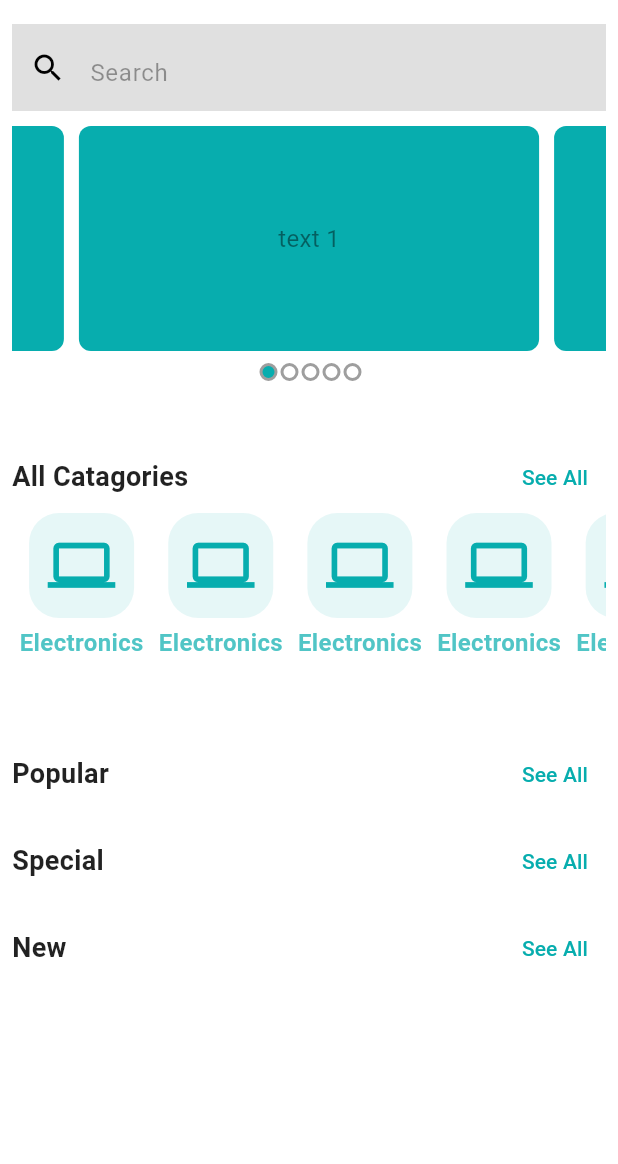
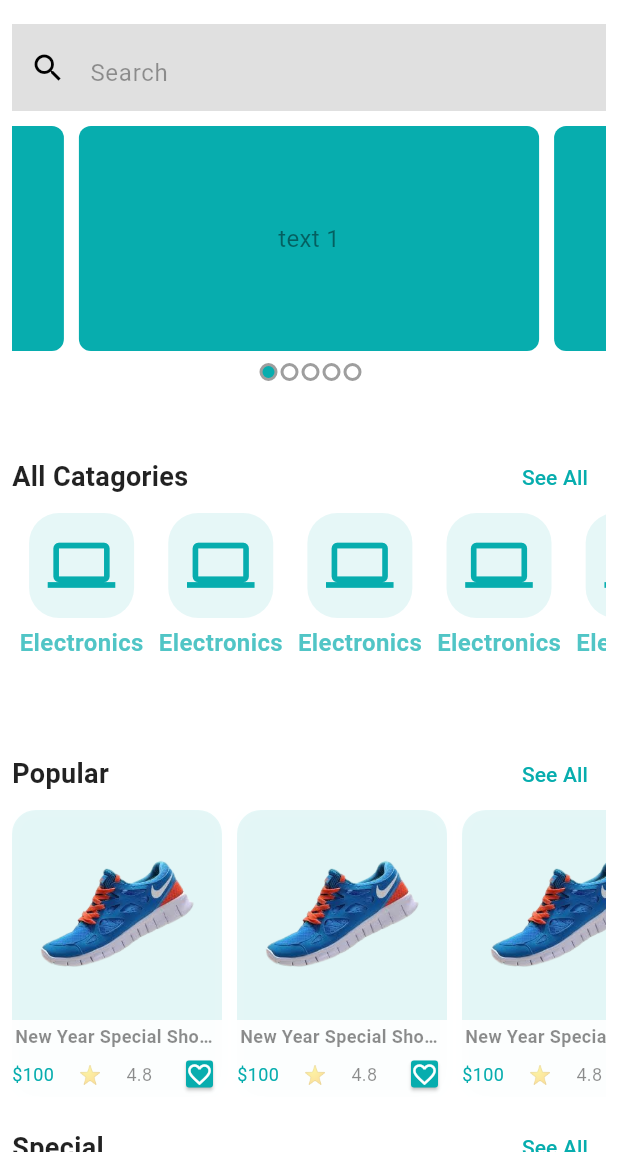
Before and after one commit to takiul-sumon/Ecommerce-App, a Flutter app: the HomeScreen screen opened directly, on a phone screen of 412 x 824 dp, the part 72-1236 px from its top. Run offline on Flutter 3.47's test engine with Material 3 defaults, Android fonts, the phone set to English and light mode, and no system bars; drawn by our look-alikes of carousel_slider; our stand-ins replace email_validator, firebase_core, firebase_crashlytics, flutter_svg, get; accounts and stored records are empty.

Commit message:
Product Details Done

```diff
--- a/lib/app/app.dart
+++ b/lib/app/app.dart
@@ -3,7 +3,6 @@ import 'package:ecommerce_app/app/app_theme.dart';
 import 'package:ecommerce_app/app/controller_binder.dart';
 import 'package:ecommerce_app/features/auth/ui/screens/splash_screen.dart';
 import 'package:flutter/material.dart';
-import 'package:get/get_navigation/src/nav2/get_router_delegate.dart';
 import 'package:get/get_navigation/src/root/get_material_app.dart';
 
 class CraftyBay extends StatefulWidget {
--- a/lib/app/app_routers.dart
+++ b/lib/app/app_routers.dart
@@ -1,7 +1,7 @@
-import 'package:ecommerce_app/features/auth/ui/screens/home_screen.dart';
+import 'package:ecommerce_app/features/Product/ui/screans/prodcut_list_screens.dart';
 import 'package:ecommerce_app/features/auth/ui/screens/login_screen.dart';
 import 'package:ecommerce_app/features/auth/ui/screens/main_buttom_nav_screen.dart';
-import 'package:ecommerce_app/features/auth/ui/screens/product_catagory_screen.dart';
+import 'package:ecommerce_app/features/auth/ui/screens/sign_up_screen.dart';
 import 'package:ecommerce_app/features/auth/ui/screens/splash_screen.dart';
 import 'package:flutter/material.dart';
 
@@ -12,18 +12,15 @@ class AppRouters {
       screenWidget = SplashScreen();
     } else if (settings.name == LoginScreen.name) {
       screenWidget = LoginScreen();
+    } else if (settings.name == SignUpScreen.name) {
+      screenWidget = SignUpScreen();
+    } else if (settings.name == MainButtomNavScreen.name) {
+      screenWidget = MainButtomNavScreen();
+    } else if (settings.name == ProductListScreen.name) {
+      final String catagory = settings.arguments as String;
+      screenWidget = ProductListScreen(catagory: catagory);
     }
-    // else if (settings.name == HomeScreen.name) {
-    //   screenWidget = HomeScreen();
-    // } else if (settings.name == ProductCatagoryScreen.name) {
-    //   screenWidget = ProductCatagoryScreen();
-    // }
-    else if (settings.name == MainButtomNavScreen.name) {
-      screenWidget = MainButtomNavScreen();
-    }
-    // else if (settings.name == ProductCatagoryScreen.name) {
-    //   screenWidget = ProductCatagoryScreen();
-    // }
+
     return MaterialPageRoute(
       builder: (context) {
         return screenWidget;
--- /dev/null
+++ b/lib/app/assets_paths.dart
@@ -0,0 +1,11 @@
+class AssetPath {
+  static const String appLogo = 'assets/images/logo.svg';
+  static const String navBarLogo = 'assets/images/logo_nav.svg';
+  static const String dummyNikeImage = 'assets/images/nike_shoes.png';
+  static const String dummyNikeImage2 = 'assets/images/nike-shoes3.png';
+  static const String dummyNikeImage3 = 'assets/images/nike-shoes3.png';
+  static const String dummyNikeImage4 =
+      'assets/images/images-removebg-preview.png';
+        static const String dummyNikeImage5 =
+      'assets/images/images-removebg-preview.png';
+}
--- /dev/null
+++ b/lib/features/Product/ui/screans/prodcut_list_screens.dart
@@ -0,0 +1,27 @@
+import 'package:flutter/material.dart';
+
+class ProductListScreen extends StatefulWidget {
+  const ProductListScreen({super.key, required this.catagory});
+  final String catagory;
+  static final String name = 'Product-list-screen';
+
+  @override
+  State<ProductListScreen> createState() => _ProductListScreenState();
+}
+
+class _ProductListScreenState extends State<ProductListScreen> {
+  @override
+  Widget build(BuildContext context) {
+    return Scaffold(
+      appBar: AppBar(title: Text(widget.catagory)),
+      body: GridView.builder(
+        gridDelegate: SliverGridDelegateWithFixedCrossAxisCount(
+          crossAxisCount: 3,
+        ),
+        itemBuilder: (context, index) {
+          return Text('data');
+        },
+      ),
+    );
+  }
+}
--- a/lib/features/auth/ui/screens/home_screen.dart
+++ /dev/null
@@ -1,165 +0,0 @@
-import 'package:ecommerce_app/app/app_color.dart';
-import 'package:ecommerce_app/features/auth/ui/controller/main_bottom_nav_controller.dart';
-import 'package:ecommerce_app/features/auth/ui/widgets/Circular_App_Button.dart';
-import 'package:ecommerce_app/features/auth/ui/widgets/Carousel_Slider.dart';
-import 'package:flutter/material.dart';
-import 'package:flutter_svg/svg.dart';
-import 'package:get/instance_manager.dart';
-
-class HomeScreen extends StatefulWidget {
-  const HomeScreen({super.key});
-  static final String name = '/home-screen';
-
-  @override
-  State<HomeScreen> createState() => _HomeScreenState();
-}
-
-class _HomeScreenState extends State<HomeScreen> {
-  TextEditingController searchProductTEController = TextEditingController();
-  @override
-  Widget build(BuildContext context) {
-    return Scaffold(
-      appBar: AppBar(
-        title: SvgPicture.asset('assets/images/logo_nav.svg'),
-        actions: [
-          CircularAppBarButton(icon: Icon(Icons.person), ontap: () {}),
-          CircularAppBarButton(icon: Icon(Icons.call), ontap: () {}),
-          CircularAppBarButton(icon: Icon(Icons.notifications), ontap: () {}),
-        ],
-      ),
-      body: Padding(
-        padding: const EdgeInsets.all(8.0),
-        child: Column(
-          children: [
-            TextField(
-              textInputAction: TextInputAction.search,
-              onSubmitted: (value) {},
-              controller: searchProductTEController,
-              decoration: InputDecoration(
-                fillColor: Colors.black12,
-                prefixIcon: Icon(Icons.search),
-                hintText: 'Search',
-                filled: true,
-                border: InputBorder.none,
-                disabledBorder: InputBorder.none,
-                enabledBorder: InputBorder.none,
-              ),
-            ),
-            SizedBox(height: 10),
-            CarouselSliderWidget(),
-            SizedBox(height: 10),
-            CatagoriesSeeAll(
-              title: 'All Catagories',
-              onSeeAll: () {
-                Get.find<MainBottomNavScreenController>().moveToCategory();
-              },
-              buttonText: 'See All',
-            ),
-            SizedBox(
-              height: 140,
-              child: ListView.builder(
-                itemCount: 5,
-                scrollDirection: Axis.horizontal,
-                itemBuilder: (context, index) {
-                  return Padding(
-                    padding: const EdgeInsets.symmetric(horizontal: 5),
-                    child: CatagoryWiseProduct(
-                      icon: Icons.computer,
-                      prodcutTitle: 'Electronics',
-                    ),
-                  );
-                },
-              ),
-            ),
-            SizedBox(height: 10),
-            CatagoriesSeeAll(
-              title: 'Popular',
-              onSeeAll: () {},
-              buttonText: 'See All',
-            ),
-            SizedBox(height: 10),
-            CatagoriesSeeAll(
-              title: 'Special',
-              onSeeAll: () {},
-              buttonText: 'See All',
-            ),
-            SizedBox(height: 10),
-            CatagoriesSeeAll(
-              title: 'New',
-              onSeeAll: () {},
-              buttonText: 'See All',
-            ),
-          ],
-        ),
-      ),
-    );
-  }
-}
-
-class CatagoryWiseProduct extends StatelessWidget {
-  const CatagoryWiseProduct({
-    super.key,
-    required this.icon,
-    required this.prodcutTitle,
-  });
-  final IconData icon;
-  final String prodcutTitle;
-  @override
-  Widget build(BuildContext context) {
-    return Column(
-      children: [
-        Container(
-          height: 70,
-          width: 70,
-          decoration: BoxDecoration(
-            color: AppColor.themeColor.withValues(alpha: .1),
-            borderRadius: BorderRadius.circular(20),
-          ),
-          child: Icon(icon, size: 45, color: AppColor.themeColor),
-        ),
-        SizedBox(height: 5),
-        Text(
-          prodcutTitle,
-          style: TextStyle(
-            fontSize: 16,
-            fontWeight: FontWeight.bold,
-            color: AppColor.themeColor.withValues(alpha: .7),
-          ),
-        ),
-      ],
-    );
-  }
-}
-
-class CatagoriesSeeAll extends StatelessWidget {
-  const CatagoriesSeeAll({
-    super.key,
-    required this.title,
-    required this.onSeeAll,
-    required this.buttonText,
-  });
-  final String title;
-  final VoidCallback onSeeAll;
-  final String buttonText;
-  @override
-  Widget build(BuildContext context) {
-    return Row(
-      mainAxisAlignment: MainAxisAlignment.spaceBetween,
-      children: [
-        Text(
-          title,
-          style: TextStyle(
-            fontSize: 18,
-            fontWeight: FontWeight.bold,
-            color: Colors.black87,
-          ),
-        ),
-        TextButton(
-          onPressed: onSeeAll,
-          style: ButtonStyle(),
-          child: Text(buttonText),
-        ),
-      ],
-    );
-  }
-}
--- a/lib/features/auth/ui/screens/main_buttom_nav_screen.dart
+++ b/lib/features/auth/ui/screens/main_buttom_nav_screen.dart
@@ -1,5 +1,5 @@
 import 'package:ecommerce_app/features/auth/ui/controller/main_bottom_nav_controller.dart';
-import 'package:ecommerce_app/features/auth/ui/screens/home_screen.dart';
+import 'package:ecommerce_app/features/home/ui/screans/home_screen.dart';
 import 'package:ecommerce_app/features/auth/ui/screens/product_catagory_screen.dart';
 import 'package:flutter/material.dart';
 import 'package:get/get_state_manager/get_state_manager.dart';
--- a/lib/features/auth/ui/screens/product_catagory_screen.dart
+++ b/lib/features/auth/ui/screens/product_catagory_screen.dart
@@ -1,11 +1,10 @@
 import 'package:ecommerce_app/features/auth/ui/controller/main_bottom_nav_controller.dart';
-import 'package:ecommerce_app/features/auth/ui/screens/home_screen.dart';
+import 'package:ecommerce_app/features/home/ui/screans/home_screen.dart';
 import 'package:flutter/material.dart';
 import 'package:get/instance_manager.dart';
 
 class ProductCatagoryScreen extends StatefulWidget {
   const ProductCatagoryScreen({super.key});
-  static final String name = '/ProductCatagory';
 
   @override
   State<ProductCatagoryScreen> createState() => _ProductCatagoryScreenState();
@@ -14,7 +13,12 @@ class ProductCatagoryScreen extends StatefulWidget {
 class _ProductCatagoryScreenState extends State<ProductCatagoryScreen> {
   @override
   Widget build(BuildContext context) {
-    return Scaffold(
+    return PopScope(
+      canPop: false,
+      onPopInvokedWithResult: (_, __) {
+        Get.find<MainBottomNavScreenController>().backToHome();
+      },
+      child: Scaffold(
         appBar: AppBar(
           leading: IconButton(
             onPressed: () {
@@ -42,6 +46,9 @@ class _ProductCatagoryScreenState extends State<ProductCatagoryScreen> {
             );
           },
         ),
+      ),
     );
   }
 }
+
+// Get.find<MainBottomNavScreenController>().backToHome();
--- a/lib/features/auth/ui/screens/splash_screen.dart
+++ b/lib/features/auth/ui/screens/splash_screen.dart
@@ -1,4 +1,4 @@
-import 'package:ecommerce_app/features/auth/ui/screens/main_buttom_nav_screen.dart';
+import 'package:ecommerce_app/features/auth/ui/screens/login_screen.dart';
 import 'package:ecommerce_app/features/auth/ui/widgets/app_logo.dart';
 import 'package:flutter/material.dart';
 
@@ -20,7 +20,7 @@ class _SplashScreenState extends State<SplashScreen> {
   Future<void> _moveToNextScreen() async {
     await Future.delayed(Duration(seconds: 2));
 
-    Navigator.pushReplacementNamed(context, MainButtomNavScreen.name);
+    Navigator.pushReplacementNamed(context, LoginScreen.name);
   }
 
   @override
--- a/lib/features/auth/ui/widgets/app_logo.dart
+++ b/lib/features/auth/ui/widgets/app_logo.dart
@@ -1,13 +1,12 @@
+import 'package:ecommerce_app/app/assets_paths.dart';
 import 'package:flutter/material.dart';
 import 'package:flutter_svg/svg.dart';
 
 class Applogo extends StatelessWidget {
-  const Applogo({
-    super.key,
-  });
+  const Applogo({super.key});
 
   @override
   Widget build(BuildContext context) {
-    return SvgPicture.asset('assets/images/logo.svg');
+    return SvgPicture.asset(AssetPath.appLogo);
   }
 }
--- /dev/null
+++ b/lib/features/home/ui/screans/home_screen.dart
@@ -0,0 +1,297 @@
+import 'dart:ui';
+
+import 'package:ecommerce_app/app/app_color.dart';
+import 'package:ecommerce_app/app/assets_paths.dart';
+import 'package:ecommerce_app/features/auth/ui/controller/main_bottom_nav_controller.dart';
+import 'package:ecommerce_app/features/auth/ui/widgets/Circular_App_Button.dart';
+import 'package:ecommerce_app/features/auth/ui/widgets/Carousel_Slider.dart';
+import 'package:flutter/material.dart';
+import 'package:flutter_svg/svg.dart';
+import 'package:get/instance_manager.dart';
+
+class HomeScreen extends StatefulWidget {
+  const HomeScreen({super.key});
+
+  @override
+  State<HomeScreen> createState() => _HomeScreenState();
+}
+
+class _HomeScreenState extends State<HomeScreen> {
+  TextEditingController searchProductTEController = TextEditingController();
+  @override
+  Widget build(BuildContext context) {
+    return Scaffold(
+      appBar: buildAppBar(),
+      body: Padding(
+        padding: const EdgeInsets.all(8.0),
+        child: SingleChildScrollView(
+          scrollDirection: Axis.vertical,
+          child: Column(
+            children: [
+              TextField(
+                textInputAction: TextInputAction.search,
+                onSubmitted: (value) {},
+                controller: searchProductTEController,
+                decoration: InputDecoration(
+                  fillColor: Colors.black12,
+                  prefixIcon: Icon(Icons.search),
+                  hintText: 'Search',
+                  filled: true,
+                  border: InputBorder.none,
+                  disabledBorder: InputBorder.none,
+                  enabledBorder: InputBorder.none,
+                ),
+              ),
+              SizedBox(height: 10),
+              CarouselSliderWidget(),
+              SizedBox(height: 10),
+              CatagoriesSeeAll(
+                title: 'All Catagories',
+                onSeeAll: () {
+                  Get.find<MainBottomNavScreenController>().moveToCategory();
+                },
+                buttonText: 'See All',
+              ),
+              SizedBox(
+                height: 140,
+                child: ListView.builder(
+                  itemCount: 5,
+                  scrollDirection: Axis.horizontal,
+                  itemBuilder: (context, index) {
+                    return Padding(
+                      padding: const EdgeInsets.symmetric(horizontal: 5),
+                      child: CatagoryWiseProduct(
+                        icon: Icons.computer,
+                        prodcutTitle: 'Electronics',
+                      ),
+                    );
+                  },
+                ),
+              ),
+              SizedBox(height: 10),
+              CatagoriesSeeAll(
+                title: 'Popular',
+                onSeeAll: () {},
+                buttonText: 'See All',
+              ),
+              getPopularProduct(),
+              SizedBox(height: 10),
+              CatagoriesSeeAll(
+                title: 'Special',
+                onSeeAll: () {},
+                buttonText: 'See All',
+              ),
+              getSpecialProduct(),
+              SizedBox(height: 10),
+              CatagoriesSeeAll(
+                title: 'New',
+                onSeeAll: () {},
+                buttonText: 'See All',
+              ),
+              getNewProduct(),
+              SizedBox(height: 8),
+            ],
+          ),
+        ),
+      ),
+    );
+  }
+}
+
+Widget getPopularProduct() {
+  return SingleChildScrollView(
+    scrollDirection: Axis.horizontal,
+    child: Row(
+      spacing: 10,
+      children: [1, 2, 3, 4].map((e) => ProductCard()).toList(),
+    ),
+  );
+}
+
+Widget getNewProduct() {
+  return SingleChildScrollView(
+    scrollDirection: Axis.horizontal,
+    child: Row(
+      spacing: 10,
+      children: [1, 2, 3, 4].map((e) => ProductCard()).toList(),
+    ),
+  );
+}
+
+Widget getSpecialProduct() {
+  return SizedBox(
+    height: 195,
+    child: ListView.separated(
+      scrollDirection: Axis.horizontal,
+      itemBuilder: (context, index) {
+        return ProductCard();
+      },
+      separatorBuilder: (context, index) {
+        return SizedBox(width: 10);
+      },
+      itemCount: 5,
+    ),
+  );
+}
+
+class ProductCard extends StatelessWidget {
+  const ProductCard({super.key});
+
+  @override
+  Widget build(BuildContext context) {
+    return Container(
+      width: 140,
+      decoration: BoxDecoration(
+        borderRadius: BorderRadius.circular(16),
+        boxShadow: [
+          BoxShadow(
+            color: AppColor.themeColor.withOpacity(.01),
+            offset: Offset(0.0, 0.1),
+            blurRadius: 7,
+          ),
+        ],
+      ),
+      // height: 200,
+      child: Column(
+        children: [
+          Container(
+            height: 140,
+            decoration: BoxDecoration(
+              borderRadius: BorderRadius.only(
+                topLeft: Radius.circular(16),
+                topRight: Radius.circular(16),
+              ),
+              color: AppColor.themeColor.withOpacity(.1),
+            ),
+            padding: EdgeInsets.all(16),
+            child: Image.asset(
+              AssetPath.dummyNikeImage5,
+              height: 80,
+              fit: BoxFit.contain,
+            ),
+          ),
+          Padding(
+            padding: const EdgeInsets.all(2.0),
+            child: Text(
+              'New Year Special Shoe 30',
+              style: TextStyle(
+                fontWeight: FontWeight.w600,
+                fontSize: 12,
+                overflow: TextOverflow.ellipsis,
+              ),
+            ),
+          ),
+          Column(
+            children: [
+              Row(
+                mainAxisAlignment: MainAxisAlignment.spaceBetween,
+                children: [
+                  Text('\$100', style: TextStyle(color: AppColor.themeColor)),
+                  Text('⭐'),
+                  Text('4.8', style: TextStyle(color: Colors.black45)),
+                  Padding(
+                    padding: const EdgeInsets.all(2.0),
+                    child: Card(
+                      color: AppColor.themeColor,
+
+                      shape: RoundedRectangleBorder(
+                        borderRadius: BorderRadiusGeometry.circular(2),
+                      ),
+                      child: Icon(
+                        Icons.favorite_border_outlined,
+                        size: 18,
+                        color: Colors.white,
+                      ),
+                    ),
+                  ),
+                ],
+              ),
+            ],
+          ),
+        ],
+      ),
+    );
+  }
+}
+
+AppBar buildAppBar() {
+  return AppBar(
+    title: SvgPicture.asset(AssetPath.navBarLogo),
+    actions: [
+      CircularAppBarButton(icon: Icon(Icons.person), ontap: () {}),
+      CircularAppBarButton(icon: Icon(Icons.call), ontap: () {}),
+      CircularAppBarButton(icon: Icon(Icons.notifications), ontap: () {}),
+    ],
+  );
+}
+
+class CatagoryWiseProduct extends StatelessWidget {
+  const CatagoryWiseProduct({
+    super.key,
+    required this.icon,
+    required this.prodcutTitle,
+  });
+  final IconData icon;
+  final String prodcutTitle;
+  @override
+  Widget build(BuildContext context) {
+    return GestureDetector(
+      onTap: () {},
+      child: Column(
+        children: [
+          Container(
+            height: 70,
+            width: 70,
+            decoration: BoxDecoration(
+              color: AppColor.themeColor.withValues(alpha: .1),
+              borderRadius: BorderRadius.circular(20),
+            ),
+            child: Icon(icon, size: 45, color: AppColor.themeColor),
+          ),
+          SizedBox(height: 5),
+          Text(
+            prodcutTitle,
+            style: TextStyle(
+              fontSize: 16,
+              fontWeight: FontWeight.bold,
+              color: AppColor.themeColor.withValues(alpha: .7),
+            ),
+          ),
+        ],
+      ),
+    );
+  }
+}
+
+class CatagoriesSeeAll extends StatelessWidget {
+  const CatagoriesSeeAll({
+    super.key,
+    required this.title,
+    required this.onSeeAll,
+    required this.buttonText,
+  });
+  final String title;
+  final VoidCallback onSeeAll;
+  final String buttonText;
+  @override
+  Widget build(BuildContext context) {
+    return Row(
+      mainAxisAlignment: MainAxisAlignment.spaceBetween,
+      children: [
+        Text(
+          title,
+          style: TextStyle(
+            fontSize: 18,
+            fontWeight: FontWeight.bold,
+            color: Colors.black87,
+          ),
+        ),
+        TextButton(
+          onPressed: onSeeAll,
+          style: ButtonStyle(),
+          child: Text(buttonText),
+        ),
+      ],
+    );
+  }
+}
--- a/pubspec.yaml
+++ b/pubspec.yaml
@@ -67,6 +67,8 @@ flutter:
   # To add assets to your application, add an assets section, like this:
   assets:
     - assets/images/
+    - assets/icons/
+
 
   # An image asset can refer to one or more resolution-specific "variants", see
   # https://flutter.dev/to/resolution-aware-images
```
Also changed, not shown: assets/images/images-removebg-preview.png (added), assets/images/nike-shoes111.png (added), assets/images/nike-shoes3.png (added), assets/images/nike_shoes.png (added). Lines whose indentation alone changed are shown as unchanged.
